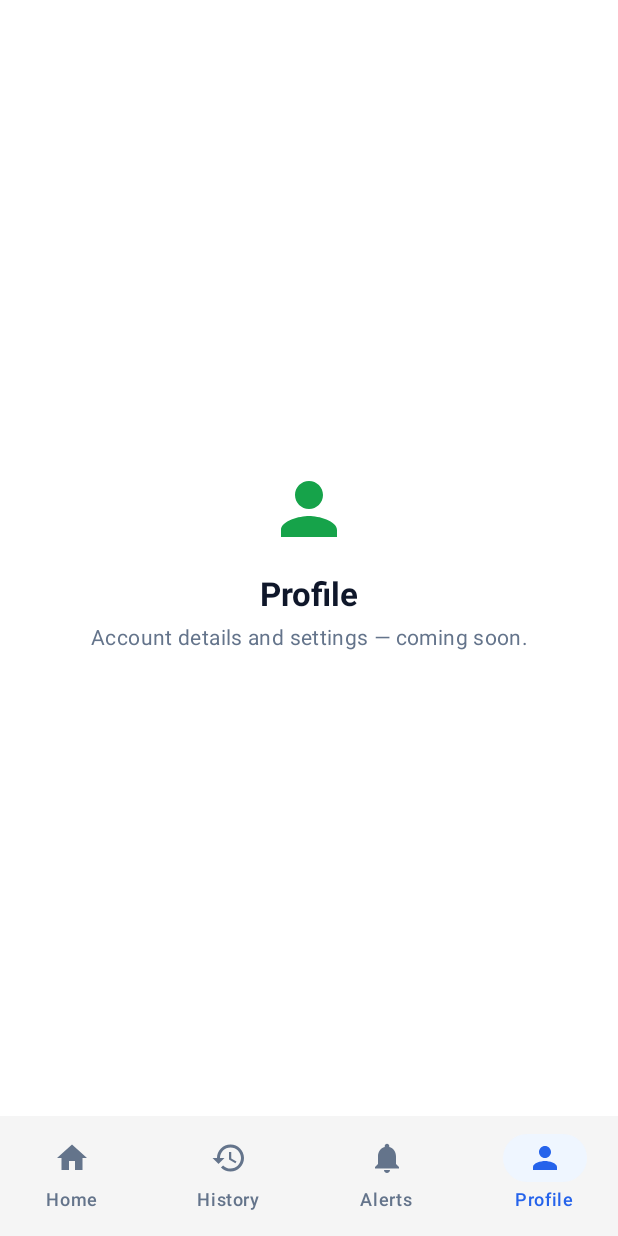
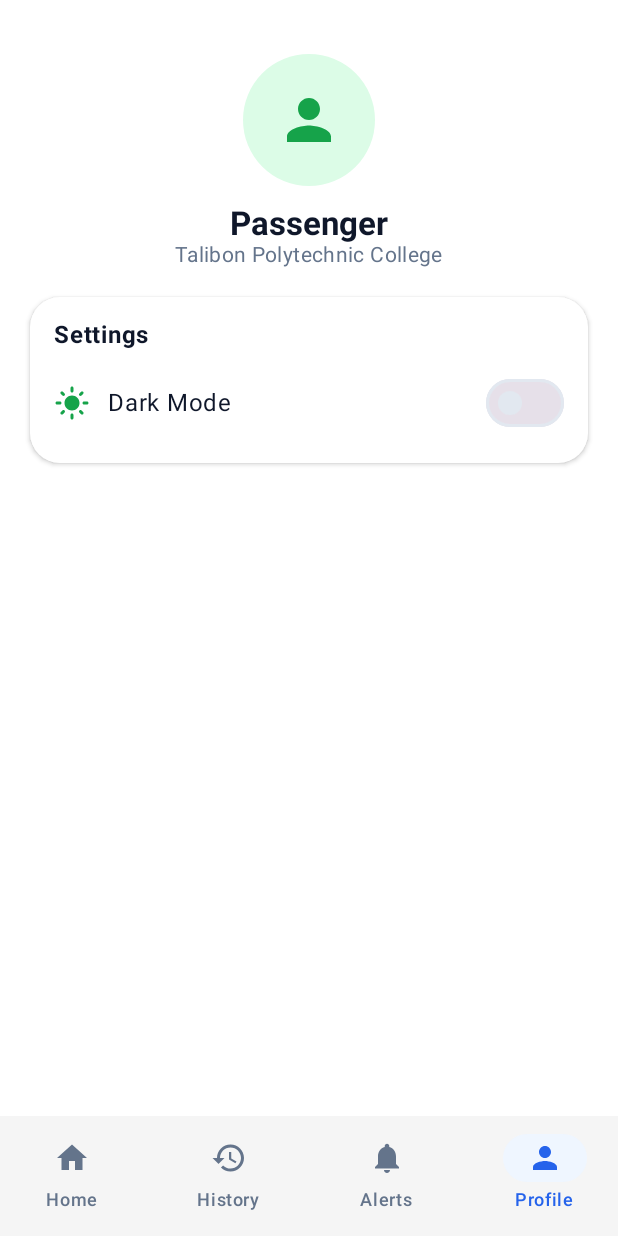
Before and after one commit to ZeroXJune/CapstoneProject, an Android app built with Jetpack Compose: the composable PassengerHomeScreen called with empty values, item 4 of the bottom bar chosen, on a phone screen of 412 x 824 dp. Run offline under Robolectric (Android 15) with nearby library versions, the phone set to English and light mode, and no system bars; our stand-ins replace Firebase (no records; nobody signed in at launch, a user with empty details on screens opened directly).

Commit message:
Phase 4: profile screens + in-app dark mode toggle
- ThemeState holds an app-wide dark-mode override as Compose state;
  MainActivity reads it and falls back to the system setting, so
  toggling recomposes the whole app instantly
- Shared SettingsCard with a Dark Mode switch (sun/moon icon)
- Passenger Profile tab: avatar, identity, and the Settings card
  (replaces the earlier placeholder)
- Driver Profile: Settings card added below the credential details

The app already rendered fully in dark mode via the system theme; this
adds explicit in-app control as shown in the mockups.

Co-Authored-By: Claude Opus 4.8 <noreply@anthropic.com>
Claude-Session: https://claude.ai/code/session_01A1yMabEEN9wVLJcuoCQ2Ki

```diff
--- a/app/src/main/java/com/tpc/trikride/MainActivity.kt
+++ b/app/src/main/java/com/tpc/trikride/MainActivity.kt
@@ -4,12 +4,14 @@ import android.os.Bundle
 import androidx.activity.ComponentActivity
 import androidx.activity.compose.setContent
 import androidx.activity.enableEdgeToEdge
+import androidx.compose.foundation.isSystemInDarkTheme
 import androidx.compose.foundation.layout.fillMaxSize
 import androidx.compose.material3.MaterialTheme
 import androidx.compose.material3.Surface
 import androidx.compose.ui.Modifier
+import com.tpc.trikride.ui.screens.MainAppScreen
+import com.tpc.trikride.ui.theme.ThemeState
 import com.tpc.trikride.ui.theme.TrikRideTheme
-import com.tpc.trikride.ui.screens.MainAppScreen
 
 class MainActivity : ComponentActivity() {
     override fun onCreate(savedInstanceState: Bundle?) {
@@ -17,7 +19,10 @@ class MainActivity : ComponentActivity() {
         enableEdgeToEdge()
 
         setContent {
-            TrikRideTheme {
+            // Follow the system theme unless the user has overridden it in Settings.
+            val darkTheme = ThemeState.darkModeOverride ?: isSystemInDarkTheme()
+
+            TrikRideTheme(darkTheme = darkTheme) {
                 Surface(
                     modifier = Modifier.fillMaxSize(),
                     color = MaterialTheme.colorScheme.background
--- a/app/src/main/java/com/tpc/trikride/ui/components/CommonComponents.kt
+++ b/app/src/main/java/com/tpc/trikride/ui/components/CommonComponents.kt
@@ -1,9 +1,11 @@
 package com.tpc.trikride.ui.components
 
+import androidx.compose.foundation.isSystemInDarkTheme
 import androidx.compose.foundation.layout.Arrangement
 import androidx.compose.foundation.layout.Box
 import androidx.compose.foundation.layout.Column
 import androidx.compose.foundation.layout.PaddingValues
+import androidx.compose.foundation.layout.Row
 import androidx.compose.foundation.layout.Spacer
 import androidx.compose.foundation.layout.fillMaxSize
 import androidx.compose.foundation.layout.fillMaxWidth
@@ -12,6 +14,8 @@ import androidx.compose.foundation.layout.padding
 import androidx.compose.foundation.layout.size
 import androidx.compose.foundation.shape.RoundedCornerShape
 import androidx.compose.material.icons.Icons
+import androidx.compose.material.icons.filled.DarkMode
+import androidx.compose.material.icons.filled.LightMode
 import androidx.compose.material.icons.filled.Visibility
 import androidx.compose.material.icons.filled.VisibilityOff
 import androidx.compose.material3.Button
@@ -24,7 +28,9 @@ import androidx.compose.material3.MaterialTheme
 import androidx.compose.material3.OutlinedButton
 import androidx.compose.material3.OutlinedTextField
 import androidx.compose.material3.OutlinedTextFieldDefaults
+import androidx.compose.material3.Switch
 import androidx.compose.material3.Text
+import com.tpc.trikride.ui.theme.ThemeState
 import androidx.compose.runtime.Composable
 import androidx.compose.runtime.getValue
 import androidx.compose.runtime.mutableStateOf
@@ -137,6 +143,41 @@ fun SimplePlaceholder(
     }
 }
 
+/**
+ * Settings card with a dark-mode switch that drives the app-wide theme
+ * override. Reused by the passenger and driver profile screens.
+ */
+@Composable
+fun SettingsCard() {
+    val isDark = ThemeState.darkModeOverride ?: isSystemInDarkTheme()
+
+    SectionCard {
+        Column {
+            Text("Settings", style = MaterialTheme.typography.titleMedium, fontWeight = FontWeight.Bold)
+            Spacer(modifier = Modifier.height(12.dp))
+            Row(
+                modifier = Modifier.fillMaxWidth(),
+                verticalAlignment = Alignment.CenterVertically,
+                horizontalArrangement = Arrangement.SpaceBetween
+            ) {
+                Row(verticalAlignment = Alignment.CenterVertically) {
+                    Icon(
+                        if (isDark) Icons.Filled.DarkMode else Icons.Filled.LightMode,
+                        contentDescription = null,
+                        tint = MaterialTheme.colorScheme.primary
+                    )
+                    Spacer(modifier = Modifier.size(12.dp))
+                    Text("Dark Mode", style = MaterialTheme.typography.bodyLarge)
+                }
+                Switch(
+                    checked = isDark,
+                    onCheckedChange = { ThemeState.darkModeOverride = it }
+                )
+            }
+        }
+    }
+}
+
 /** Rounded outlined text field with a leading icon and floating label. */
 @Composable
 fun TrikTextField(
--- a/app/src/main/java/com/tpc/trikride/ui/screens/DriverHomeScreen.kt
+++ b/app/src/main/java/com/tpc/trikride/ui/screens/DriverHomeScreen.kt
@@ -33,6 +33,7 @@ import com.tpc.trikride.models.RideStatus
 import com.tpc.trikride.models.VerificationStatus
 import com.tpc.trikride.ui.components.PrimaryButton
 import com.tpc.trikride.ui.components.SectionCard
+import com.tpc.trikride.ui.components.SettingsCard
 import com.tpc.trikride.ui.components.SimplePlaceholder
 import com.tpc.trikride.ui.components.TrikTextField
 import com.tpc.trikride.ui.theme.ErrorColor
@@ -498,6 +499,8 @@ private fun DriverProfileContent(driver: Driver) {
                 InfoRow(Icons.Filled.CheckCircle, "Verification", driver.verificationStatus.name)
             }
         }
+        Spacer(modifier = Modifier.height(16.dp))
+        SettingsCard()
     }
 }
 
--- a/app/src/main/java/com/tpc/trikride/ui/screens/PassengerHomeScreen.kt
+++ b/app/src/main/java/com/tpc/trikride/ui/screens/PassengerHomeScreen.kt
@@ -40,6 +40,7 @@ import com.tpc.trikride.models.RideStatus
 import com.tpc.trikride.ui.components.PrimaryButton
 import com.tpc.trikride.ui.components.SecondaryButton
 import com.tpc.trikride.ui.components.SectionCard
+import com.tpc.trikride.ui.components.SettingsCard
 import com.tpc.trikride.ui.components.SimplePlaceholder
 import com.tpc.trikride.ui.theme.EmeraldGreen
 import com.tpc.trikride.ui.theme.ForestGreen
@@ -113,11 +114,7 @@ fun PassengerHomeScreen(
                     title = "Notifications",
                     message = "Ride updates and alerts will show up here."
                 )
-                PassengerTab.PROFILE -> SimplePlaceholder(
-                    icon = Icons.Filled.Person,
-                    title = "Profile",
-                    message = "Account details and settings — coming soon."
-                )
+                PassengerTab.PROFILE -> PassengerProfileContent()
             }
         }
     }
@@ -649,6 +646,35 @@ private fun MapPlaceholder(height: Dp) {
     }
 }
 
+@Composable
+private fun PassengerProfileContent() {
+    Column(
+        modifier = Modifier
+            .fillMaxSize()
+            .verticalScroll(rememberScrollState())
+            .padding(20.dp),
+        horizontalAlignment = Alignment.CenterHorizontally
+    ) {
+        Spacer(modifier = Modifier.height(16.dp))
+        Box(
+            modifier = Modifier
+                .size(88.dp)
+                .clip(CircleShape)
+                .background(MaterialTheme.colorScheme.primaryContainer),
+            contentAlignment = Alignment.Center
+        ) {
+            Icon(Icons.Filled.Person, contentDescription = null,
+                tint = MaterialTheme.colorScheme.primary, modifier = Modifier.size(44.dp))
+        }
+        Spacer(modifier = Modifier.height(12.dp))
+        Text("Passenger", style = MaterialTheme.typography.titleLarge, fontWeight = FontWeight.Bold)
+        Text("Talibon Polytechnic College", style = MaterialTheme.typography.bodyMedium,
+            color = MaterialTheme.colorScheme.onSurfaceVariant)
+        Spacer(modifier = Modifier.height(20.dp))
+        SettingsCard()
+    }
+}
+
 private fun trackingHeadline(status: RideStatus): String = when (status) {
     RideStatus.ACCEPTED -> "Driver accepted your ride!"
     RideStatus.DRIVER_ARRIVING -> "Driver is on the way"
--- /dev/null
+++ b/app/src/main/java/com/tpc/trikride/ui/theme/ThemeState.kt
@@ -0,0 +1,14 @@
+package com.tpc.trikride.ui.theme
+
+import androidx.compose.runtime.getValue
+import androidx.compose.runtime.mutableStateOf
+import androidx.compose.runtime.setValue
+
+/**
+ * App-wide theme override. `null` means "follow the system setting";
+ * `true`/`false` force dark/light. Held as Compose state so that toggling
+ * it from the Settings screen recomposes the whole app instantly.
+ */
+object ThemeState {
+    var darkModeOverride by mutableStateOf<Boolean?>(null)
+}
```
